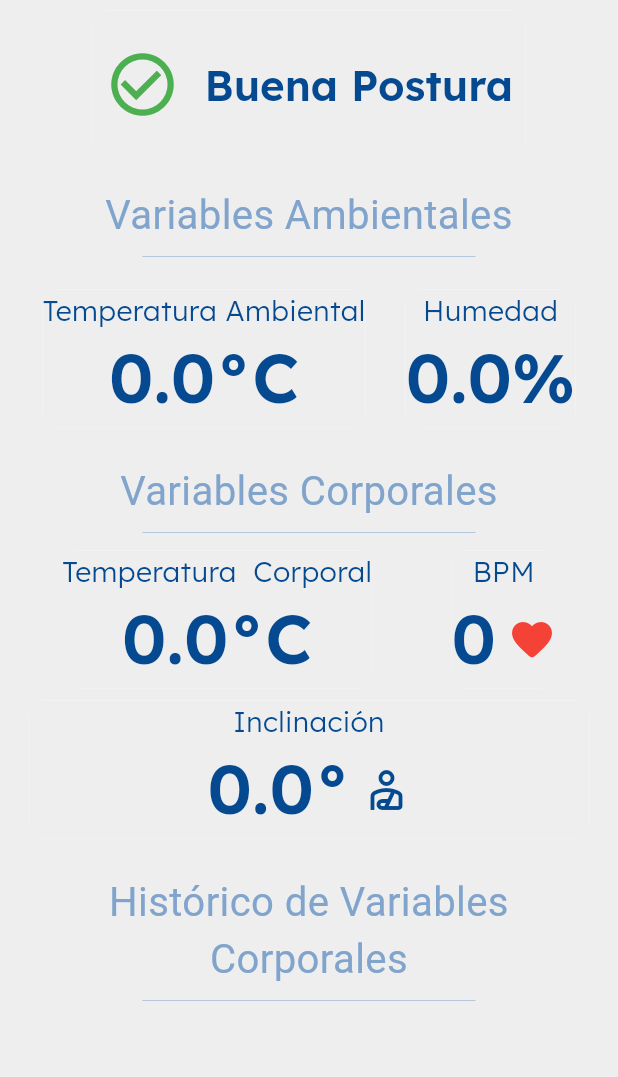
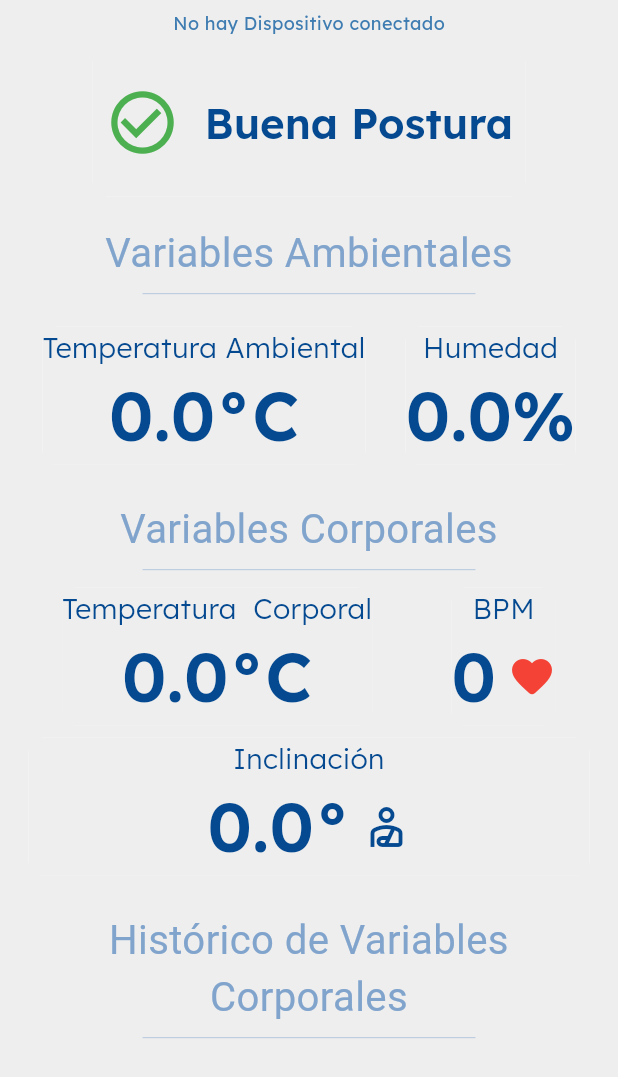
Before and after one commit to josenavarrojm/smart_clothing_app, a Flutter app: the HomeUserWorker widget shown alone on an empty page, opened directly with empty values, on a phone screen of 412 x 824 dp. Shown: the top 1077 px of the screen. Run offline on Flutter 3.47's test engine with Material 3 defaults, Android fonts, the phone set to English and light mode, and no system bars; our stand-ins replace cloud_firestore, connectivity_plus, csv, firebase_core, flutter_blue_plus, flutter_local_notifications and 9 more; missing offline and left inert: bcrypt, flutter_reactive_ble, mongo_dart, mqtt_client; accounts and stored records are empty.

Commit message:
Device name reflexed on home user page

```diff
--- a/lib/functions/bluetooth_notifier_data.dart
+++ b/lib/functions/bluetooth_notifier_data.dart
@@ -7,6 +7,7 @@ class BlDataNotifier with ChangeNotifier {
 
   // ignore: non_constant_identifier_names
   String _user_id = '';
+  String _deviceName = '';
   String _bpmData = '0';
   String _timeData = '0.0';
   String _temperatureAmbData = '0.0';
@@ -24,6 +25,7 @@ class BlDataNotifier with ChangeNotifier {
 
   // ignore: non_constant_identifier_names
   String get user_id => _user_id;
+  String get deviceName => _deviceName;
   String get bpmData => _bpmData;
   String get timeData => _timeData;
   String get temperatureAmbData => _temperatureAmbData;
@@ -41,6 +43,11 @@ class BlDataNotifier with ChangeNotifier {
 
   void updateUserID(String status) {
     _user_id = status;
+    notifyListeners();
+  }
+
+  void updateDeviceName(String status) {
+    _deviceName = status;
     notifyListeners();
   }
 
--- a/lib/views/home_user_worker.dart
+++ b/lib/views/home_user_worker.dart
@@ -57,6 +57,20 @@ class _HomeUserWorker extends State<HomeUserWorker> {
           child: Column(
             mainAxisAlignment: MainAxisAlignment.start,
             children: [
+              Center(
+                child: Card(
+                  elevation: 0,
+                  color: Theme.of(context).scaffoldBackgroundColor,
+                  child: Text(
+                    BlDataNotifier().deviceName != ''
+                        ? 'Dispositivo conectado: ${BlDataNotifier().deviceName}'
+                        : 'No hay Dispositivo conectado',
+                    style: GoogleFonts.lexend(
+                        fontSize: 12,
+                        color: Theme.of(context).colorScheme.secondary),
+                  ),
+                ),
+              ),
               Center(
                 child: Card(
                   shape: RoundedRectangleBorder(
--- a/lib/views/logged_user_page.dart
+++ b/lib/views/logged_user_page.dart
@@ -439,7 +439,6 @@ Widget _buildNotificationBadge(BuildContext context) {
             alertsNotifier.updateNewAlerts(alertsSaved);
           });
         }
-
         return GestureDetector(
           onTap: () {
             saveAlerts('');
```
Also changed, not shown: lib/views/bluetooth_dialog_state.dart (+13 -1 lines).
